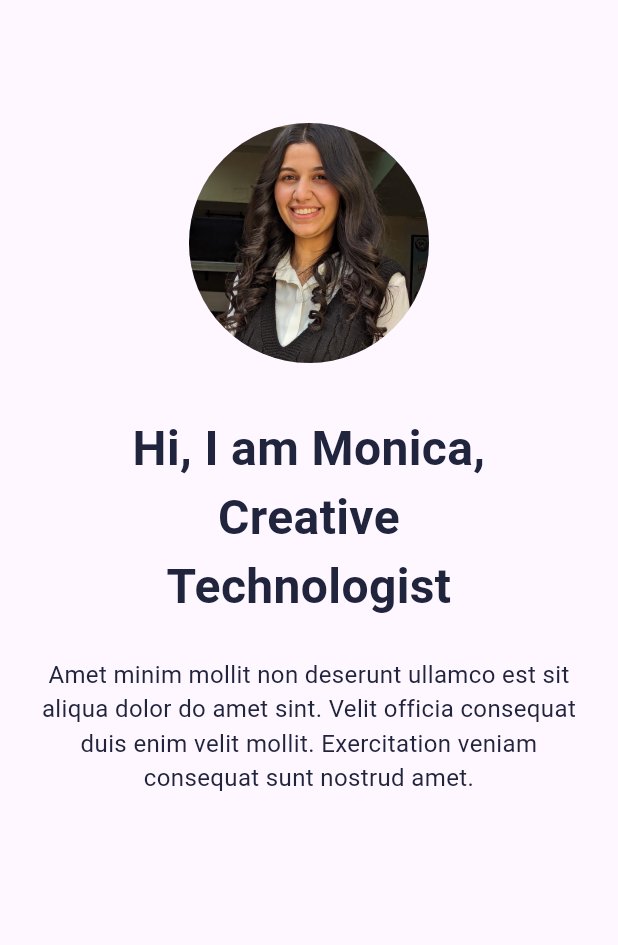
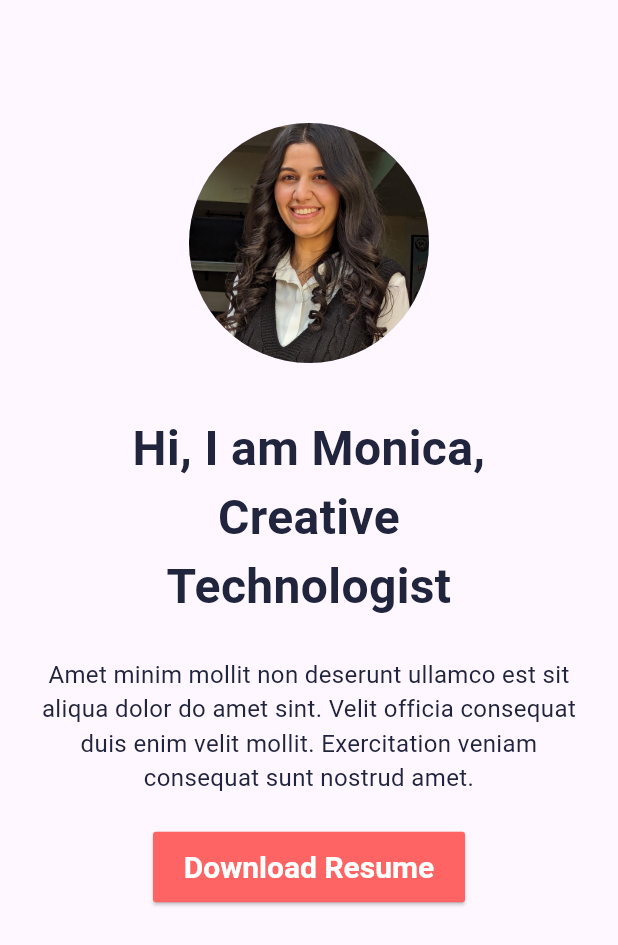
Before and after one commit to MonicaSaeed/Flutter-Portfolio-Project, a Flutter app: the screen it shows after launch, on a phone screen of 412 x 824 dp. Shown: the top 945 px of the screen. Run offline on Flutter 3.47's test engine with Material 3 defaults, Android fonts, the phone set to English and light mode, and no system bars.

Commit message:
added button and remove debug checked banner

```diff
--- a/portfolio_project/lib/main.dart
+++ b/portfolio_project/lib/main.dart
@@ -11,6 +11,7 @@ class MyApp extends StatelessWidget {
   @override
   Widget build(BuildContext context) {
     return MaterialApp(
+      debugShowCheckedModeBanner: false,
       title: 'Flutter Demo',
       theme: ThemeData(
         colorScheme: ColorScheme.fromSeed(seedColor: Colors.deepPurple),
--- a/portfolio_project/lib/portfolio_screen.dart
+++ b/portfolio_project/lib/portfolio_screen.dart
@@ -47,6 +47,26 @@ class PortfolioScreen extends StatelessWidget {
                 ),
               ),
             ),
+            SizedBox(
+              height: 24,
+            ),
+            ElevatedButton(
+              onPressed: () {},
+              child: Text('Download Resume'),
+              style: ElevatedButton.styleFrom(
+                backgroundColor: Color(0xFFFF6464),
+                foregroundColor: Color(0xFFFFFFFF),
+                textStyle: TextStyle(
+                  fontSize: 20,
+                  fontWeight: FontWeight.bold,
+                ),
+                shape: RoundedRectangleBorder(
+                  borderRadius: BorderRadius.circular(2),
+                ),
+                fixedSize: Size(208, 47),
+                padding: EdgeInsets.zero,
+              ),
+            ),
           ],
         ),
       ),
```
